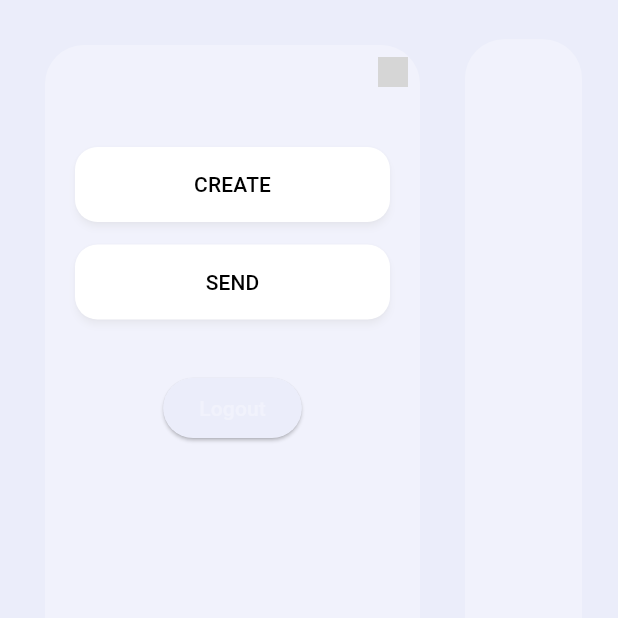
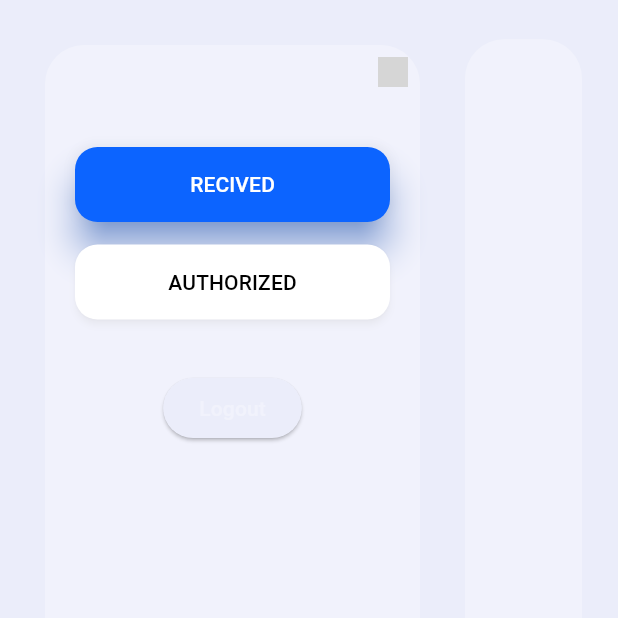
Before and after one commit to InduwaraSH/test_app_flutter_desktop, a Flutter app: the Home_ARM screen opened directly, on a phone screen of 412 x 824 dp, the top half of it. Run offline on Flutter 3.47's test engine with Material 3 defaults, Android fonts, the phone set to English and light mode, and no system bars; drawn by our look-alikes of firebase_database; our stand-ins replace firebase_auth, firebase_core, internet_connection_checker_plus, lottie; missing offline and left inert: animated_icon_button, frosted_glass_effect; accounts and stored records are empty; grey boxes are pictures that could not be loaded.

Commit message:
save_R_office.dart file added and

```diff
--- a/lib/button_ARM.dart
+++ b/lib/button_ARM.dart
@@ -14,12 +14,22 @@ class Button_ARM extends StatefulWidget {
 class _Button_ARMState extends State<Button_ARM> {
   String? activeButton;
 
+  @override
+  void initState() {
+    super.initState();
+    activeButton = "Recived";
+    WidgetsBinding.instance.addPostFrameCallback((_) {
+      Provider.of<SelectionProvider>(
+        context,
+        listen: false,
+      ).setSelected(activeButton!);
+    });
+  }
+
   void setActive(String key) {
     setState(() {
       activeButton = key;
     });
-
-    String result = getSelectedValue();
     print("Pressed button: $key");
     Provider.of<SelectionProvider>(context, listen: false).setSelected(key);
   }
@@ -29,14 +39,13 @@ class _Button_ARMState extends State<Button_ARM> {
     return Column(
       mainAxisAlignment: MainAxisAlignment.center,
       children: [
-        buildColorButton("CREATE", Theme.of(context).colorScheme.onPrimary),
+        buildColorButton("Recived", Theme.of(context).colorScheme.onPrimary),
         SizedBox(height: 15),
         buildColorButton(
-          "SEND",
+          "Authorized",
           Theme.of(context).colorScheme.onSecondary,
         ),
         SizedBox(height: 15),
-
       ],
     );
   }
--- a/lib/rm_AND_arm_picker.dart
+++ b/lib/rm_AND_arm_picker.dart
@@ -122,7 +122,7 @@ class _RmAndArmPickerState extends State<RmAndArmPicker> {
             },
             color: Colors.black,
             child: Text(
-              "Submit",
+              "Next",
               style: TextStyle(fontFamily: 'sfpro', color: Colors.white),
             ),
           ),
```
Also changed, not shown: lib/branchRegistration.dart (+31 -2 lines), lib/save_R_Office.dart (added, +23 -0 lines).
